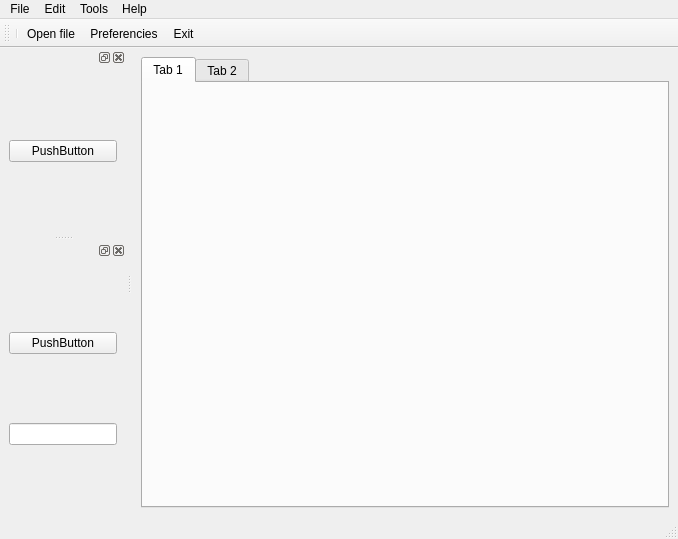
pgroning/best, file mainwin.ui: the form before one commit.
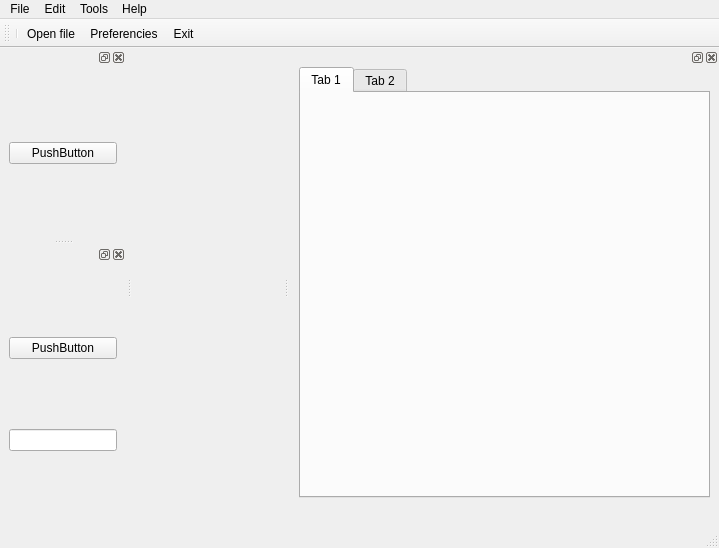
The form after the commit. Icons and pictures are not drawn.

Commit message: added dock widget containing tab widget

The edit to the form file:
```diff
--- a/mainwin.ui
+++ b/mainwin.ui
@@ -6,8 +6,8 @@
    <rect>
     <x>0</x>
     <y>0</y>
-    <width>678</width>
-    <height>539</height>
+    <width>719</width>
+    <height>548</height>
    </rect>
   </property>
   <property name="windowTitle">
@@ -18,50 +18,13 @@
     <normalon>../bundes/icons/bird-icon_32x32.png</normalon>
    </iconset>
   </property>
-  <widget class="QWidget" name="centralwidget">
-   <layout class="QVBoxLayout" name="verticalLayout">
-    <item>
-     <widget class="QTabWidget" name="tabWidget">
-      <property name="currentIndex">
-       <number>0</number>
-      </property>
-      <property name="movable">
-       <bool>false</bool>
-      </property>
-      <widget class="QWidget" name="tab">
-       <attribute name="title">
-        <string>Tab 1</string>
-       </attribute>
-       <attribute name="toolTip">
-        <string>Map 1</string>
-       </attribute>
-       <widget class="QWidget" name="gridLayoutWidget">
-        <property name="geometry">
-         <rect>
-          <x>10</x>
-          <y>10</y>
-          <width>501</width>
-          <height>381</height>
-         </rect>
-        </property>
-        <layout class="QGridLayout" name="gridLayout"/>
-       </widget>
-      </widget>
-      <widget class="QWidget" name="tab_2">
-       <attribute name="title">
-        <string>Tab 2</string>
-       </attribute>
-      </widget>
-     </widget>
-    </item>
-   </layout>
-  </widget>
+  <widget class="QWidget" name="centralwidget"/>
   <widget class="QMenuBar" name="menubar">
    <property name="geometry">
     <rect>
      <x>0</x>
      <y>0</y>
-     <width>678</width>
+     <width>719</width>
      <height>27</height>
     </rect>
    </property>
@@ -174,6 +137,59 @@
    <addaction name="actionPreferencies"/>
    <addaction name="fileMenuExit"/>
   </widget>
+  <widget class="QDockWidget" name="dockWidget_3">
+   <property name="minimumSize">
+    <size>
+     <width>430</width>
+     <height>459</height>
+    </size>
+   </property>
+   <attribute name="dockWidgetArea">
+    <number>2</number>
+   </attribute>
+   <widget class="QWidget" name="dockWidgetContents_7">
+    <widget class="QTabWidget" name="tabWidget">
+     <property name="geometry">
+      <rect>
+       <x>10</x>
+       <y>0</y>
+       <width>411</width>
+       <height>431</height>
+      </rect>
+     </property>
+     <property name="minimumSize">
+      <size>
+       <width>411</width>
+       <height>431</height>
+      </size>
+     </property>
+     <property name="currentIndex">
+      <number>0</number>
+     </property>
+     <property name="movable">
+      <bool>false</bool>
+     </property>
+     <widget class="QWidget" name="tab">
+      <attribute name="title">
+       <string>Tab 1</string>
+      </attribute>
+      <attribute name="toolTip">
+       <string>Map 1</string>
+      </attribute>
+      <layout class="QVBoxLayout" name="verticalLayout_4">
+       <item>
+        <layout class="QGridLayout" name="gridLayout"/>
+       </item>
+      </layout>
+     </widget>
+     <widget class="QWidget" name="tab_2">
+      <attribute name="title">
+       <string>Tab 2</string>
+      </attribute>
+     </widget>
+    </widget>
+   </widget>
+  </widget>
   <action name="fileMenuOpenFile">
    <property name="checkable">
     <bool>false</bool>
```
The commit also changes 1 other file.
